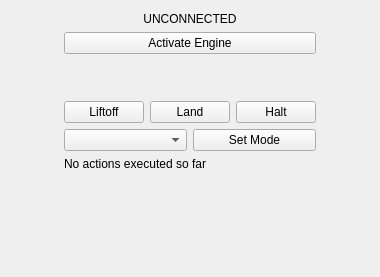
mavlink/qgroundcontrol, file src/ui/UASControl.ui: the form before one commit.
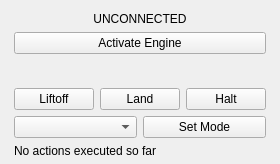
The form after the commit. Icons and pictures are not drawn.

The edit to the form file:
```diff
--- a/src/ui/UASControl.ui
+++ b/src/ui/UASControl.ui
@@ -6,14 +6,20 @@
    <rect>
     <x>0</x>
     <y>0</y>
-    <width>380</width>
-    <height>190</height>
+    <width>280</width>
+    <height>164</height>
    </rect>
   </property>
+  <property name="minimumSize">
+   <size>
+    <width>280</width>
+    <height>130</height>
+   </size>
+  </property>
   <property name="windowTitle">
    <string>Form</string>
   </property>
-  <layout class="QGridLayout" name="gridLayout" rowminimumheight="0,0,0,0,0,0,100">
+  <layout class="QGridLayout" name="gridLayout" rowminimumheight="5,10,10,0,10,5,0">
    <property name="leftMargin">
     <number>6</number>
    </property>
@@ -147,10 +153,13 @@
      <property name="orientation">
       <enum>Qt::Vertical</enum>
      </property>
+     <property name="sizeType">
+      <enum>QSizePolicy::Expanding</enum>
+     </property>
      <property name="sizeHint" stdset="0">
       <size>
-       <width>20</width>
-       <height>0</height>
+       <width>0</width>
+       <height>1</height>
       </size>
      </property>
     </spacer>
```
